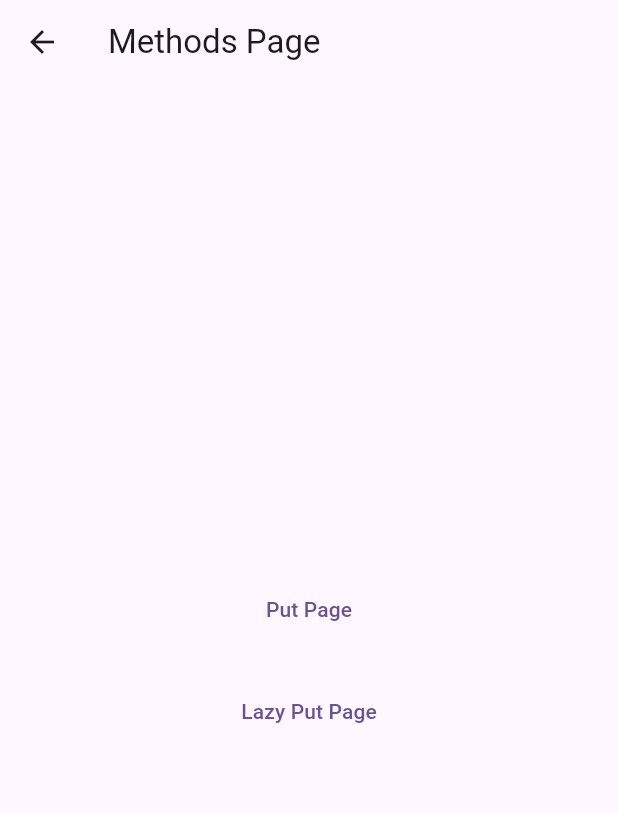
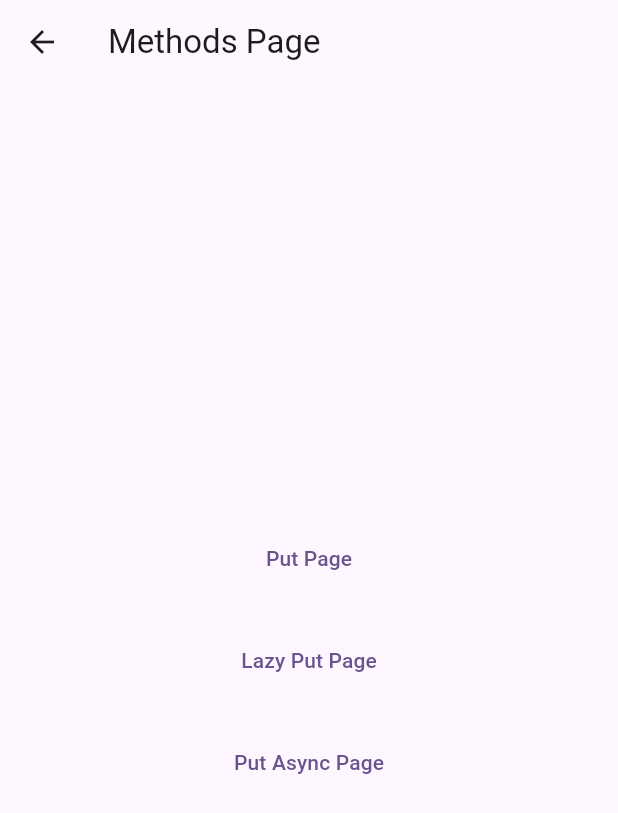
Before and after one commit to gilvancosta/getX-dependency_injection, a Flutter app: the screen it shows after launch, after a tap on "Methods Page", on a phone screen of 412 x 824 dp. Shown: the top 813 px of the screen. Run offline on Flutter 3.47's test engine with Material 2 defaults, Android fonts, the phone set to English and light mode, and no system bars; our stand-ins replace get.

Commit message:
put async

```diff
--- a/lib/app/app.dart
+++ b/lib/app/app.dart
@@ -4,6 +4,7 @@ import 'package:get/get.dart';
 import 'ui/page/404/methods/lazyput/lazy_put_page.dart';
 import 'ui/page/404/methods/methods_page.dart';
 import 'ui/page/404/methods/put/put_page.dart';
+import 'ui/page/404/methods/put_async/put_async.dart';
 import 'ui/page/404/page_404.dart';
 import 'ui/page/home/home_page.dart';
 import 'ui/page/basico/basico_page.dart';
@@ -37,6 +38,10 @@ class MyApp extends StatelessWidget {
               name: '/lazyput',
               page: () => LazyPutPage(),
             ),
+            GetPage(
+              name: '/putasync',
+              page: () => const PutAsync(),
+            ),
           ],
         ),
       ],
--- a/lib/app/ui/page/404/methods/methods_page.dart
+++ b/lib/app/ui/page/404/methods/methods_page.dart
@@ -26,6 +26,13 @@ class MethodsPage extends StatelessWidget {
                 },
                 child: const Text('Lazy Put Page'),
               ),
+              const SizedBox(height: 20),
+              TextButton(
+                onPressed: () {
+                  Navigator.of(context).pushNamed('/methods/putasync');
+                },
+                child: const Text('Put Async Page'),
+              ),
             ],
           ),
         ));
--- /dev/null
+++ b/lib/app/ui/page/404/methods/put_async/controller/put_async_controller.dart
@@ -0,0 +1,4 @@
+
+class PutAsyncController {
+
+}
```
Also changed, not shown: lib/app/ui/page/404/methods/put_async/put_async.dart (added, +31 -0 lines).
